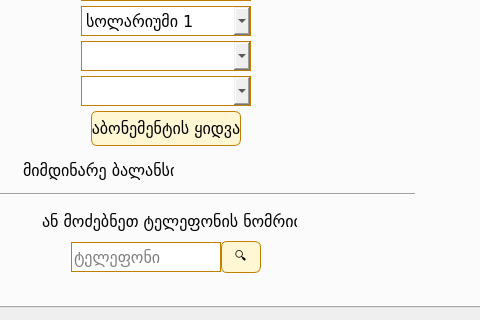
Before: the Qt Designer form ui/pay.ui in bekashvelidze/renew-commercial, drawn with Qt 5; both pictures show x 331 to 811 and y 223 to 543 of the 1012 by 543 pixel window.
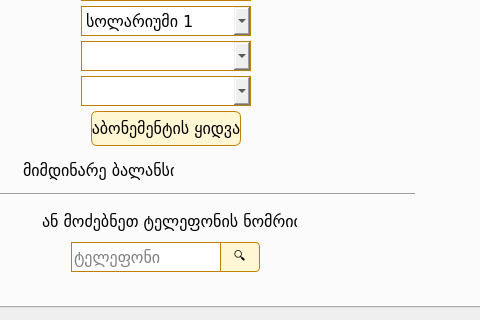
After: the same form once the commit is applied. The open tabs and pages were chosen to show the change.

```diff
--- a/ui/pay.ui
+++ b/ui/pay.ui
@@ -510,12 +510,20 @@
     <widget class="QPushButton" name="search_button_sub">
      <property name="geometry">
       <rect>
-       <x>550</x>
-       <y>430</y>
+       <x>549</x>
+       <y>431</y>
        <width>40</width>
-       <height>32</height>
+       <height>30</height>
       </rect>
      </property>
+     <property name="styleSheet">
+      <string notr="true">QPushButton {
+	border-top-right-radius: 4px;
+    border-bottom-right-radius: 4px;
+	border-top-left-radius: 0px;
+    border-bottom-left-radius: 0px;
+}</string>
+     </property>
      <property name="text">
       <string>🔍</string>
      </property>
```
Left out of the diff: 2 changed lines with no effect on the pictures.
